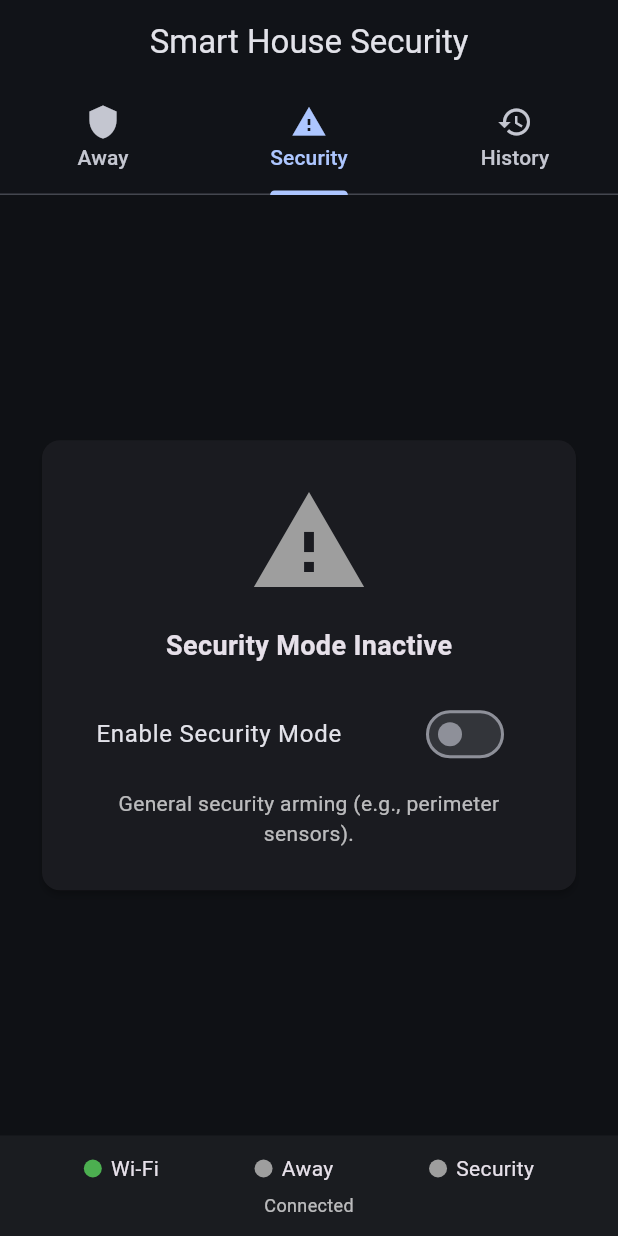
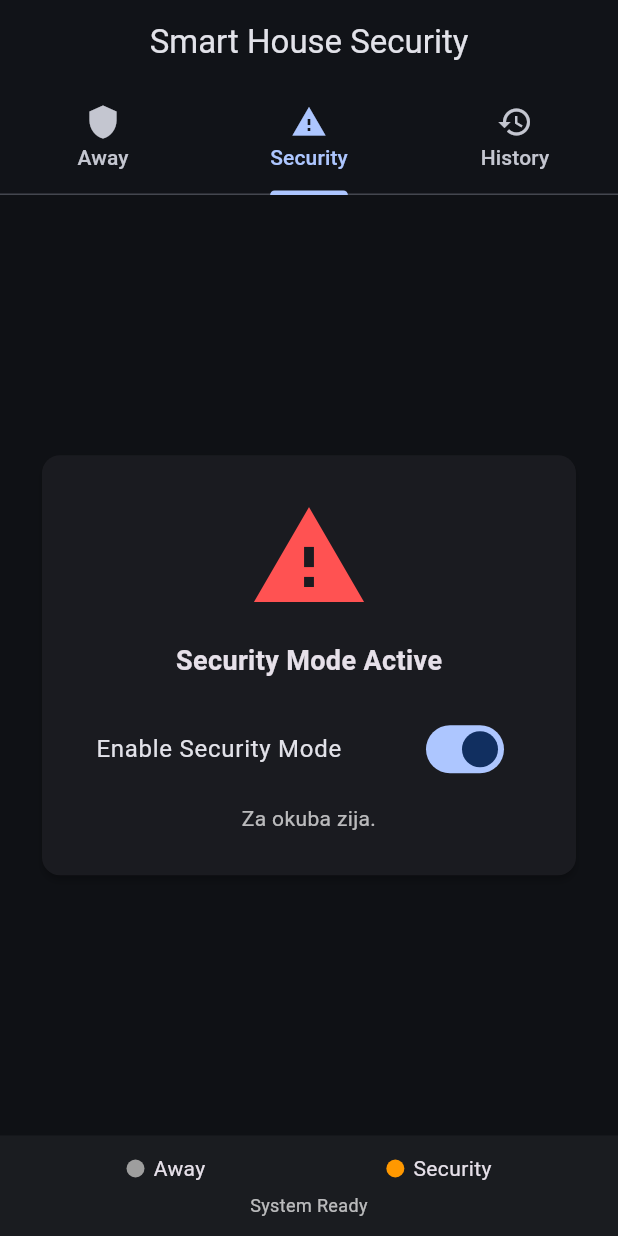
Before and after one commit to Keirontheprogrammer/securityAPP-UI, a Flutter app: the screen it shows after launch, tab 2 chosen, after a tap on "Enable Security Mode", on a phone screen of 412 x 824 dp. Run offline on Flutter 3.47's test engine with Material 3 defaults, Android fonts, the phone set to English and light mode, and no system bars.

Commit message:
Endpoints for ESP32

```diff
--- a/lib/main.dart
+++ b/lib/main.dart
@@ -1,20 +1,16 @@
 import 'dart:async';
 import 'dart:convert';
+import 'dart:io';
 import 'package:flutter/material.dart';
-import 'package:http/http.dart' as http;
 import 'package:intl/intl.dart';
-import 'package:shared_preferences/shared_preferences.dart';
-import 'package:connectivity_plus/connectivity_plus.dart';
-import 'package:network_info_plus/network_info_plus.dart';
 
 void main() {
   WidgetsFlutterBinding.ensureInitialized();
   runApp(const SmartSecurityApp());
 }
 
-/// 👉 Set this to your ESP32's IP (static) or mDNS host if you’ve set up MDNS.
-/// Examples: "http://192.168.1.72:80" or "http://esp32.local"
-const String ESP_BASE_URL = "http://192.168.4.1"; // TODO: change this
+const String ESP_IP = "10.160.145.186";
+const int ESP_PORT = 80;
 
 class SmartSecurityApp extends StatelessWidget {
   const SmartSecurityApp({super.key});
@@ -38,8 +34,8 @@ class SmartSecurityApp extends StatelessWidget {
 class AlarmRecord {
   final String id;
   final DateTime timestamp;
-  final String reason; // e.g., "Away mode armed"
-  final String type;   // "away" or "security"
+  final String reason;
+  final String type;
 
   AlarmRecord({
     required this.id,
@@ -47,53 +43,6 @@ class AlarmRecord {
     required this.reason,
     required this.type,
   });
-
-  Map<String, dynamic> toJson() => {
-    'id': id,
-    'timestamp': timestamp.toIso8601String(),
-    'reason': reason,
-    'type': type,
-  };
-
-  factory AlarmRecord.fromJson(Map<String, dynamic> json) => AlarmRecord(
-    id: json['id'] as String,
-    timestamp: DateTime.parse(json['timestamp'] as String),
-    reason: json['reason'] as String,
-    type: json['type'] as String,
-  );
-}
-
-class ApiService {
-  final String baseUrl;
-  ApiService(this.baseUrl);
-
-  Future<bool> setAway(bool enabled) async {
-    final res = await http.post(
-      Uri.parse('$baseUrl/api/away'),
-      headers: {'Content-Type': 'application/json'},
-      body: jsonEncode({'enabled': enabled}),
-    );
-    return res.statusCode >= 200 && res.statusCode < 300;
-  }
-
-  Future<bool> setSecurity(bool enabled) async {
-    final res = await http.post(
-      Uri.parse('$baseUrl/api/security'),
-      headers: {'Content-Type': 'application/json'},
-      body: jsonEncode({'enabled': enabled}),
-    );
-    return res.statusCode >= 200 && res.statusCode < 300;
-  }
-
-  Future<Map<String, dynamic>?> getStatus() async {
-    try {
-      final res = await http.get(Uri.parse('$baseUrl/api/status'));
-      if (res.statusCode == 200) {
-        return jsonDecode(res.body) as Map<String, dynamic>;
-      }
-    } catch (_) {}
-    return null;
-  }
 }
 
 class SecurityHome extends StatefulWidget {
@@ -105,139 +54,75 @@ class SecurityHome extends StatefulWidget {
 
 class _SecurityHomeState extends State<SecurityHome>
     with SingleTickerProviderStateMixin {
-  late final ApiService _api;
   late final TabController _tab;
-  final _prefsFuture = SharedPreferences.getInstance();
+  List<AlarmRecord> alarmHistory = [];
 
-  // UI state
-  bool isWiFiConnected = false;
-  String? ssid;
   bool awayModeActive = false;
   bool securityModeActive = false;
-  List<AlarmRecord> alarmHistory = [];
+  String lastMessage = "System Ready";
 
-  // Wi-Fi watchers
-  StreamSubscription<ConnectivityResult>? _connSub;
-  final _info = NetworkInfo();
+  Socket? _socket;
 
   @override
   void initState() {
     super.initState();
-    _api = ApiService(ESP_BASE_URL);
     _tab = TabController(length: 3, vsync: this);
-
-    _loadHistory();
-    _initConnectivityWatch();
-    _fetchEspStatus(); // try to sync with device on start
+    _connectToEsp();
   }
 
   @override
   void dispose() {
-    _connSub?.cancel();
     _tab.dispose();
+    _socket?.destroy();
     super.dispose();
   }
 
-  Future<void> _loadHistory() async {
-    final prefs = await _prefsFuture;
-    final raw = prefs.getStringList('alarmHistory') ?? [];
-    setState(() {
-      alarmHistory = raw
-          .map((s) => AlarmRecord.fromJson(jsonDecode(s) as Map<String, dynamic>))
-          .toList();
-    });
+  Future<void> _connectToEsp() async {
+    try {
+      _socket = await Socket.connect(ESP_IP, ESP_PORT);
+      _socket!.listen((data) {
+        final msg = utf8.decode(data).trim();
+        setState(() => lastMessage = msg);
+        _addAlertToHistory(msg);
+      }, onDone: () {
+        print("Disconnected from ESP");
+      }, onError: (e) {
+        print("Socket error: $e");
+      });
+    } catch (e) {
+      print("Failed to connect: $e");
+    }
   }
 
-  Future<void> _saveHistory() async {
-    final prefs = await _prefsFuture;
-    final raw = alarmHistory.map((r) => jsonEncode(r.toJson())).toList();
-    await prefs.setStringList('alarmHistory', raw);
+  void _sendCommand(String cmd) {
+    _socket?.write(cmd + '\n');
   }
 
-  void addAlarmRecord(String reason, String type) {
+  void _addAlertToHistory(String msg) {
     setState(() {
       alarmHistory.add(AlarmRecord(
         id: DateTime.now().microsecondsSinceEpoch.toString(),
         timestamp: DateTime.now(),
-        reason: reason,
-        type: type,
+        reason: msg,
+        type: msg.contains("Away") ? "away" : "security",
       ));
     });
-    _saveHistory();
   }
 
   void clearAlarmHistory() {
     setState(() => alarmHistory.clear());
-    _saveHistory();
-  }
-
-  void _initConnectivityWatch() async {
-    await _updateConnectivityOnce();
-    _connSub = Connectivity().onConnectivityChanged.listen((result) async {
-      await _updateConnectivityOnce();
-    });
-  }
-
-  Future<void> _updateConnectivityOnce() async {
-    final connectivity = Connectivity();
-    final result = await Connectivity().checkConnectivity();
-    final connected = (result == ConnectivityResult.wifi) ||
-        (result == ConnectivityResult.ethernet);
-    String? currentSsid;
-    if (connected) {
-      try {
-        currentSsid = await _info.getWifiName();
-      } catch (_) {}
-    }
-    setState(() {
-      isWiFiConnected = connected;
-      ssid = currentSsid;
-    });
-  }
-
-  Future<void> _fetchEspStatus() async {
-    final status = await _api.getStatus();
-    if (status != null && mounted) {
-      setState(() {
-        awayModeActive = (status['away'] == true);
-        securityModeActive = (status['security'] == true);
-      });
-    }
   }
 
   Future<void> _toggleAway(bool val) async {
-    if (!isWiFiConnected) {
-      _toast('Not connected to Wi-Fi');
-      return;
-    }
-    final ok = await _api.setAway(val);
-    if (!ok) {
-      _toast('Failed to update Away mode on device');
-      return;~~~~~
-    }
+    _sendCommand(val ? "CMD:AWAY_ON" : "CMD:AWAY_OFF");
     setState(() => awayModeActive = val);
-    addAlarmRecord(val ? "Away mode armed" : "Away mode disarmed", "away");
+    _addAlertToHistory(val ? "Away mode armed" : "Away mode disarmed");
   }
 
   Future<void> _toggleSecurity(bool val) async {
-    if (!isWiFiConnected) {
-      _toast('Not connected to Wi-Fi');
-      return;
-    }
-    final ok = await _api.setSecurity(val);
-    if (!ok) {
-      _toast('Failed to update Security mode on device');
-      return;
-    }
+    _sendCommand(val ? "CMD:SEC_ON" : "CMD:SEC_OFF");
     setState(() => securityModeActive = val);
-    addAlarmRecord(val ? "Security mode armed" : "Security mode disarmed", "security");
-  }
-
-  void _toast(String msg) {
-    if (!mounted) return;
-    ScaffoldMessenger.of(context).showSnackBar(
-      SnackBar(content: Text(msg)),
-    );
+    _addAlertToHistory(val ? "Security mode armed" : "Security mode disarmed");
   }
 
   @override
@@ -258,11 +143,17 @@ class _SecurityHomeState extends State<SecurityHome>
       body: TabBarView(
         controller: _tab,
         children: [
-          AwayMode(
+          ModeCard(
+            icon: Icons.shield,
+            title: "Away Mode",
+            description: "We are Home safe baby.",
             isActive: awayModeActive,
             onToggle: _toggleAway,
           ),
-          SecurityMode(
+          ModeCard(
+            icon: Icons.warning,
+            title: "Security Mode",
+            description: "Za okuba zija.",
             isActive: securityModeActive,
             onToggle: _toggleSecurity,
           ),
@@ -278,22 +169,18 @@ class _SecurityHomeState extends State<SecurityHome>
         child: Column(
           mainAxisSize: MainAxisSize.min,
           children: [
-            // improved status colors
             Row(
               mainAxisAlignment: MainAxisAlignment.spaceAround,
               children: [
-                StatusIndicator(label: "Wi-Fi", active: isWiFiConnected, color: Colors.green),
                 StatusIndicator(label: "Away", active: awayModeActive, color: Colors.blue),
                 StatusIndicator(label: "Security", active: securityModeActive, color: Colors.orange),
               ],
             ),
             const SizedBox(height: 6),
-            // show SSID if available
             Text(
-              isWiFiConnected
-                  ? (ssid == null ? "Connected" : "Connected to $ssid")
-                  : "Not connected",
+              lastMessage,
               style: const TextStyle(fontSize: 12, color: Colors.white70),
+              textAlign: TextAlign.center,
             ),
           ],
         ),
@@ -302,11 +189,21 @@ class _SecurityHomeState extends State<SecurityHome>
   }
 }
 
-class AwayMode extends StatelessWidget {
+class ModeCard extends StatelessWidget {
+  final IconData icon;
+  final String title;
+  final String description;
   final bool isActive;
   final Future<void> Function(bool) onToggle;
 
-  const AwayMode({super.key, required this.isActive, required this.onToggle});
+  const ModeCard({
+    super.key,
+    required this.icon,
+    required this.title,
+    required this.description,
+    required this.isActive,
+    required this.onToggle,
+  });
 
   @override
   Widget build(BuildContext context) {
@@ -322,72 +219,20 @@ class AwayMode extends StatelessWidget {
               child: Column(
                 mainAxisSize: MainAxisSize.min,
                 children: [
-                  Icon(Icons.shield, size: 80, color: isActive ? Colors.redAccent : Colors.grey),
+                  Icon(icon, size: 80, color: isActive ? Colors.redAccent : Colors.grey),
                   const SizedBox(height: 16),
                   Text(
-                    isActive ? "Away Mode Active" : "Away Mode Inactive",
+                    isActive ? "$title Active" : "$title Inactive",
                     style: const TextStyle(fontSize: 18, fontWeight: FontWeight.w600),
                   ),
                   const SizedBox(height: 18),
                   SwitchListTile(
                     value: isActive,
                     onChanged: (val) => onToggle(val),
-                    title: const Text("Enable Away Mode"),
+                    title: Text("Enable $title"),
                   ),
                   const SizedBox(height: 8),
-                  const Text(
-                    "When enabled, motion/entry sensors trigger alarms while you’re out.",
-                    textAlign: TextAlign.center,
-                    style: TextStyle(color: Colors.white70),
-                  ),
-                ],
-              ),
-            ),
-          ),
-        ),
-      ),
-    );
-  }
-}
-
-class SecurityMode extends StatelessWidget {
-  final bool isActive;
-  final Future<void> Function(bool) onToggle;
-
-  const SecurityMode({super.key, required this.isActive, required this.onToggle});
-
-  @override
-  Widget build(BuildContext context) {
-    return Center(
-      child: ConstrainedBox(
-        constraints: const BoxConstraints(maxWidth: 420),
-        child: Padding(
-          padding: const EdgeInsets.all(24.0),
-          child: Card(
-            elevation: 2,
-            child: Padding(
-              padding: const EdgeInsets.symmetric(vertical: 28.0, horizontal: 20),
-              child: Column(
-                mainAxisSize: MainAxisSize.min,
-                children: [
-                  Icon(Icons.warning, size: 80, color: isActive ? Colors.orange : Colors.grey),
-                  const SizedBox(height: 16),
-                  Text(
-                    isActive ? "Security Mode Active" : "Security Mode Inactive",
-                    style: const TextStyle(fontSize: 18, fontWeight: FontWeight.w600),
-                  ),
-                  const SizedBox(height: 18),
-                  SwitchListTile(
-                    value: isActive,
-                    onChanged: (val) => onToggle(val),
-                    title: const Text("Enable Security Mode"),
-                  ),
-                  const SizedBox(height: 8),
-                  const Text(
-                    "General security arming (e.g., perimeter sensors).",
-                    textAlign: TextAlign.center,
-                    style: TextStyle(color: Colors.white70),
-                  ),
+                  Text(description, textAlign: TextAlign.center, style: const TextStyle(color: Colors.white70)),
                 ],
               ),
             ),
@@ -406,9 +251,7 @@ class AlarmHistoryView extends StatelessWidget {
 
   @override
   Widget build(BuildContext context) {
-    if (history.isEmpty) {
-      return const Center(child: Text("No alarms recorded"));
-    }
+    if (history.isEmpty) return const Center(child: Text("No alarms recorded"));
     final fmt = DateFormat("yyyy-MM-dd HH:mm:ss");
     return Column(
       children: [
```
